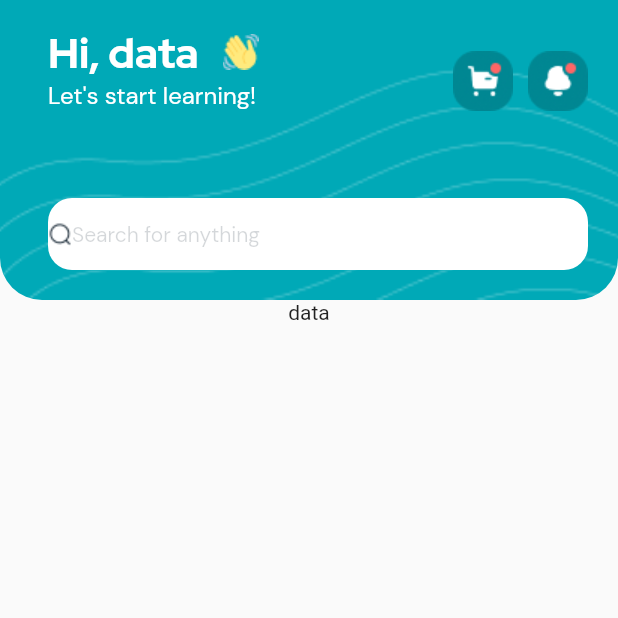
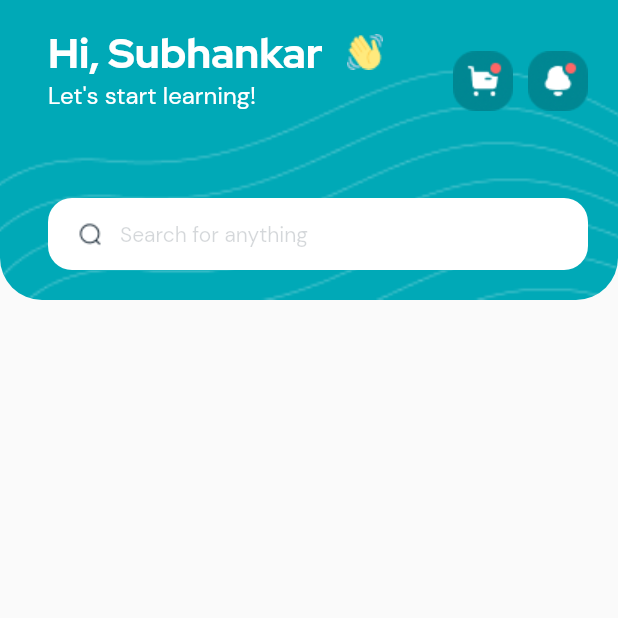
Before and after one commit to Kripton0810/pace-flutter-application, a Flutter app: the screen it shows after launch, on a phone screen of 412 x 824 dp, the top half of it. Run offline on Flutter 3.47's test engine with Material 2 defaults, Android fonts, the phone set to English and light mode, and no system bars.

Commit message:
header sepration

```diff
--- /dev/null
+++ b/lib/components/header.dart
@@ -0,0 +1,138 @@
+// ignore_for_file: prefer_const_constructors
+
+import 'package:flutter/material.dart';
+
+class Header extends StatelessWidget {
+  final String firstname;
+  // ignore: use_key_in_widget_constructors
+  const Header({
+    required this.firstname,
+  });
+
+  @override
+  Widget build(BuildContext context) {
+    return SizedBox(
+      width: double.infinity,
+      height: 200,
+      child: Container(
+        padding: EdgeInsets.only(top: 16, left: 32),
+        child: Column(
+          mainAxisAlignment: MainAxisAlignment.spaceBetween,
+          children: [
+            Row(
+              crossAxisAlignment: CrossAxisAlignment.start,
+              mainAxisAlignment: MainAxisAlignment.spaceBetween,
+              children: [
+                //for name hi subhankar! and start learning
+                Column(
+                  crossAxisAlignment: CrossAxisAlignment.start,
+                  children: [
+                    Row(
+                      children: [
+                        Text(
+                          "Hi, ",
+                          style: TextStyle(
+                              color: Colors.white,
+                              fontFamily: "RedHatDisplay",
+                              fontWeight: FontWeight.w700,
+                              fontSize: 28),
+                        ),
+                        Text(
+                          "$firstname",
+                          style: TextStyle(
+                              color: Colors.white,
+                              fontFamily: "RedHatDisplay",
+                              fontWeight: FontWeight.w700,
+                              fontSize: 28),
+                        ),
+                        SizedBox(
+                          width: 16,
+                        ),
+                        Image(image: AssetImage("assets/hi_png.png")),
+                      ],
+                    ),
+                    Text(
+                      "Let's start learning!",
+                      style: TextStyle(
+                          color: Colors.white,
+                          fontFamily: "DMSans",
+                          fontSize: 16),
+                    ),
+                  ],
+                ),
+                Padding(
+                  padding: const EdgeInsets.only(right: 20, top: 18),
+                  child: Row(
+                    children: [
+                      InkWell(
+                        onTap: () {},
+                        child: Image(
+                          image: AssetImage("assets/shoping_cart.png"),
+                          height: 40,
+                          width: 40,
+                        ),
+                      ),
+                      SizedBox(
+                        width: 10,
+                      ),
+                      InkWell(
+                        onTap: () {},
+                        child: Image(
+                          image: AssetImage("assets/notification_bell.png"),
+                          height: 40,
+                          width: 40,
+                        ),
+                      )
+                    ],
+                  ),
+                )
+              ],
+            ),
+            Padding(
+              padding: const EdgeInsets.only(bottom: 20, right: 20),
+              child: Container(
+                width: double.infinity,
+                height: 48,
+                decoration: BoxDecoration(
+                  color: Colors.white,
+                  borderRadius: BorderRadius.circular(16),
+                ),
+                child: Row(
+                  // ignore: prefer_const_literals_to_create_immutables
+                  children: [
+                    // ignore: prefer_const_constructors
+                    Padding(
+                      padding: const EdgeInsets.only(left: 20),
+                      child: Image(
+                        image: AssetImage("assets/search_icon.png"),
+                      ),
+                    ),
+                    SizedBox(
+                      width: 12,
+                    ),
+                    Text(
+                      "Search for anything",
+                      style: TextStyle(
+                          fontFamily: "DMSans", color: Color(0x301D2D3A)),
+                    ),
+                  ],
+                ),
+              ),
+            )
+          ],
+        ),
+        decoration: const BoxDecoration(
+          color: Color(0xff00A9B7),
+          image: DecorationImage(
+            image: AssetImage('assets/header_waves_png.png'),
+            fit: BoxFit.cover,
+          ),
+          borderRadius: BorderRadius.only(
+            bottomLeft: Radius.circular(28),
+            bottomRight: Radius.circular(28),
+          ),
+        ),
+      ),
+    );
+  }
+}
--- a/lib/main.dart
+++ b/lib/main.dart
@@ -1,7 +1,9 @@
+// ignore_for_file: prefer_const_constructors
 import 'dart:ui';
 
 import 'package:flutter/material.dart';
 import 'package:flutter/services.dart';
+import 'package:pace_classes_mobile_application/components/header.dart';
 // ignore_for_file: prefer_const_constructors
 
 void main() {
@@ -36,127 +38,19 @@
             child: Column(
           children: [
             //top header for greeting
-            SizedBox(
-              width: double.infinity,
-              height: 200,
-              child: Container(
-                padding: EdgeInsets.only(top: 16, left: 32),
-                child: Column(
-                  mainAxisAlignment: MainAxisAlignment.spaceBetween,
-                  children: [
-                    Row(
-                      crossAxisAlignment: CrossAxisAlignment.start,
-                      mainAxisAlignment: MainAxisAlignment.spaceBetween,
-                      children: [
-                        //for name hi subhankar! and start learning
-                        Column(
-                          crossAxisAlignment: CrossAxisAlignment.start,
-                          children: [
-                            Row(
-                              children: const [
-                                Text(
-                                  "Hi, ",
-                                  style: TextStyle(
-                                      color: Colors.white,
-                                      fontFamily: "RedHatDisplay",
-                                      fontWeight: FontWeight.w700,
-                                      fontSize: 28),
-                                ),
-                                Text(
-                                  "data",
-                                  style: TextStyle(
-                                      color: Colors.white,
-                                      fontFamily: "RedHatDisplay",
-                                      fontWeight: FontWeight.w700,
-                                      fontSize: 28),
-                                ),
-                                SizedBox(
-                                  width: 16,
-                                ),
-                                Image(image: AssetImage("assets/hi_png.png")),
-                              ],
-                            ),
-                            Text(
-                              "Let's start learning!",
-                              style: TextStyle(
-                                  color: Colors.white,
-                                  fontFamily: "DMSans",
-                                  fontSize: 16),
-                            ),
-                          ],
-                        ),
-                        Padding(
-                          padding: const EdgeInsets.only(right: 20, top: 18),
-                          child: Row(
-                            children: [
-                              InkWell(
-                                onTap: () {},
-                                child: Image(
-                                  image: AssetImage("assets/shoping_cart.png"),
-                                  height: 40,
-                                  width: 40,
-                                ),
-                              ),
-                              SizedBox(
-                                width: 10,
-                              ),
-                              InkWell(
-                                onTap: () {},
-                                child: Image(
-                                  image: AssetImage(
-                                      "assets/notification_bell.png"),
-                                  height: 40,
-                                  width: 40,
-                                ),
-                              )
-                            ],
-                          ),
-                        )
-                      ],
-                    ),
-                    Padding(
-                      padding: const EdgeInsets.only(bottom: 20, right: 20),
-                      child: Container(
-                        width: double.infinity,
-                        height: 48,
-                        decoration: BoxDecoration(
-                          color: Colors.white,
-                          borderRadius: BorderRadius.circular(16),
-                        ),
-                        child: Row(
-                          children: [
-                            Image(
-                              image: AssetImage("assets/search_icon.png"),
-                            ),
-                            Text(
-                              "Search for anything",
-                              style: TextStyle(
-                                  fontFamily: "DMSans",
-                                  color: Color(0x301D2D3A)),
-                            ),
-                          ],
-                        ),
-                      ),
-                    )
-                  ],
-                ),
-                decoration: const BoxDecoration(
-                  color: Color(0xff00A9B7),
-                  image: DecorationImage(
-                    image: AssetImage('assets/header_waves_png.png'),
-                    fit: BoxFit.cover,
-                  ),
-                  borderRadius: BorderRadius.only(
-                    bottomLeft: Radius.circular(28),
-                    bottomRight: Radius.circular(28),
-                  ),
-                ),
-              ),
+            Header(
+              firstname: "Subhankar",
             ),
             SingleChildScrollView(
               child: Column(
-                children: const [
-                  Text("data"),
+                children: [
+                  Column(
+                    children: [
+                      Stack(children: [
+
+                      ],)
+                    ],
+                  )
                 ],
               ),
             )
```
Also changed, not shown: assets/pic_for_background.png (added).
